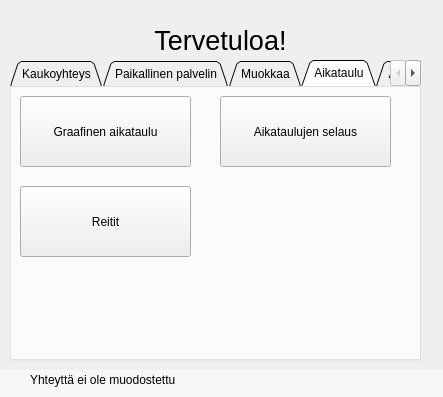
Old version of the form ratapihaikkuna.ui in the repository artoh/ratapiha-kauko.
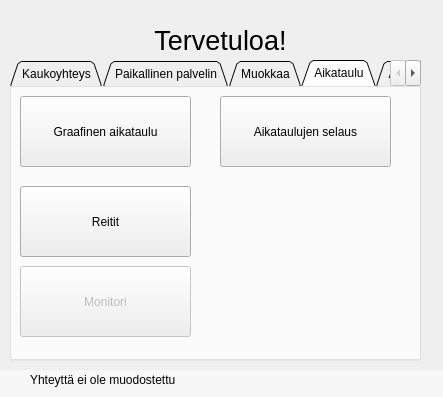
New version of the form. The open tabs and pages were chosen to show the change. Icons and pictures are not drawn.

```diff
--- a/ratapihaikkuna.ui
+++ b/ratapihaikkuna.ui
@@ -436,6 +436,32 @@
        </size>
       </property>
      </widget>
+     <widget class="QPushButton" name="monitoriNappi">
+      <property name="enabled">
+       <bool>false</bool>
+      </property>
+      <property name="geometry">
+       <rect>
+        <x>10</x>
+        <y>180</y>
+        <width>171</width>
+        <height>71</height>
+       </rect>
+      </property>
+      <property name="text">
+       <string>Monitori</string>
+      </property>
+      <property name="icon">
+       <iconset resource="ratapiha-kauko.qrc">
+        <normaloff>:/r/pic/reitit.png</normaloff>:/r/pic/reitit.png</iconset>
+      </property>
+      <property name="iconSize">
+       <size>
+        <width>32</width>
+        <height>32</height>
+       </size>
+      </property>
+     </widget>
     </widget>
     <widget class="QWidget" name="asetustab">
      <attribute name="title">
```
Left out of the diff: 2 changed lines with no effect on the pictures.
